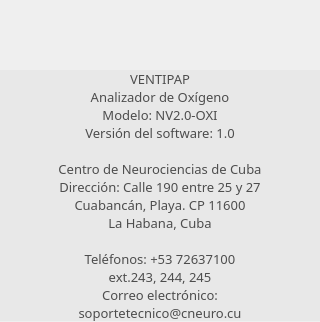
Before: the Qt Designer form aboutscreen.ui in jgpbwork/VentiPAPCNEURO, drawn with Qt 5.
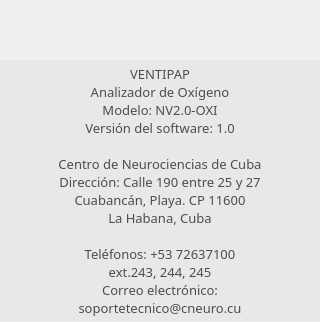
After: the same form once the commit is applied. Icons and pictures are not drawn. Custom widgets are drawn as their Qt base class.

The edit to the form file:
```diff
--- a/aboutscreen.ui
+++ b/aboutscreen.ui
@@ -13,6 +13,9 @@
   <property name="windowTitle">
    <string>Form</string>
   </property>
+  <property name="styleSheet">
+   <string notr="true">background-image: url(:/icons/general/fondo_transparente.png);</string>
+  </property>
   <widget class="QWidget" name="widget" native="true">
    <property name="geometry">
     <rect>
@@ -29,9 +32,9 @@
     <property name="geometry">
      <rect>
       <x>0</x>
-      <y>0</y>
+      <y>2</y>
       <width>320</width>
-      <height>84</height>
+      <height>74</height>
      </rect>
     </property>
     <property name="styleSheet">
@@ -46,9 +49,9 @@
     <property name="geometry">
      <rect>
       <x>0</x>
-      <y>70</y>
+      <y>60</y>
       <width>320</width>
-      <height>251</height>
+      <height>261</height>
      </rect>
     </property>
     <property name="font">
```
Left out of the diff: 2 changed lines with no effect on the pictures.
